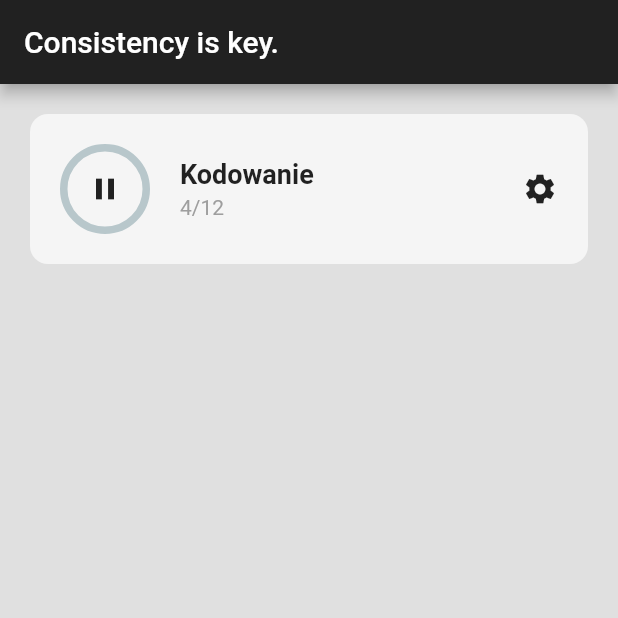
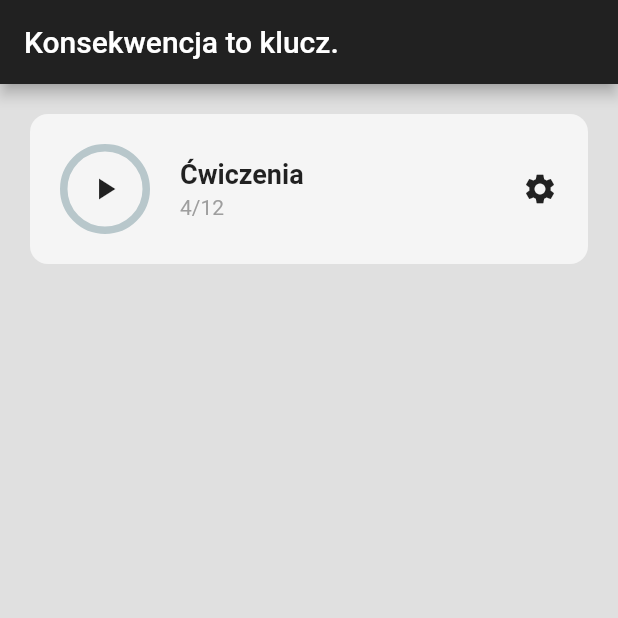
Before and after one commit to patrickkoszewski/habit_tracker_app, a Flutter app: the screen it shows after launch, on a phone screen of 412 x 824 dp, the top half of it. Run offline on Flutter 3.47's test engine with Material 2 defaults, Android fonts, the phone set to English and light mode, and no system bars; drawn by our look-alikes of percent_indicator.

Commit message:
Add habitList

```diff
--- a/lib/home_page.dart
+++ b/lib/home_page.dart
@@ -9,24 +9,32 @@ class HomePage extends StatefulWidget {
 }
 
 class _HomePageState extends State<HomePage> {
+  //overall habit summary
+  List habitList = [
+    // [habitName, habitStarted, timeSpent(sec), timeGoal(min)]
+    ['Ćwiczenia', false, 0, 30],
+    ['Medytacja', false, 0, 10],
+    ['Kodowanie', false, 0, 120],
+    ['Książka', false, 0, 60],
+  ];
   @override
   Widget build(BuildContext context) {
     return Scaffold(
       backgroundColor: Colors.grey[300],
       appBar: AppBar(
         backgroundColor: Colors.grey[900],
-        title: Text('Consistency is key.'),
+        title: const Text('Konsekwencja to klucz.'),
         centerTitle: false,
       ),
       body: Column(
         children: [
           HabitTile(
-            habitName: 'Kodowanie',
+            habitName: habitList[0][0],
             onTap: () {},
             settingsTapped: () {},
             timeSpent: 4,
             timeGoal: 12,
-            habitStarted: true,
+            habitStarted: habitList[0][1],
           ),
         ],
       ),
--- a/lib/main.dart
+++ b/lib/main.dart
@@ -10,7 +10,7 @@ class MyApp extends StatelessWidget {
 
   @override
   Widget build(BuildContext context) {
-    return MaterialApp(
+    return const MaterialApp(
       debugShowCheckedModeBanner: false,
       home: HomePage(),
     );
--- a/lib/util/habit_tile.dart
+++ b/lib/util/habit_tile.dart
@@ -1,6 +1,4 @@
 import 'package:flutter/material.dart';
-import 'dart:math';
-
 import 'package:percent_indicator/circular_percent_indicator.dart';
 
 class HabitTile extends StatelessWidget {
@@ -30,7 +28,7 @@ class HabitTile extends StatelessWidget {
         top: 20.0,
       ),
       child: Container(
-        padding: EdgeInsets.all(20),
+        padding: const EdgeInsets.all(20),
         decoration: BoxDecoration(
           color: Colors.grey[100],
           borderRadius: BorderRadius.circular(12),
@@ -67,7 +65,7 @@ class HabitTile extends StatelessWidget {
                     //habit name
                     Text(
                       habitName,
-                      style: TextStyle(
+                      style: const TextStyle(
                         fontWeight: FontWeight.bold,
                         fontSize: 18,
                       ),
@@ -79,7 +77,7 @@ class HabitTile extends StatelessWidget {
                     //progres
                     Text(
                       timeSpent.toString() + '/' + timeGoal.toString(),
-                      style: TextStyle(color: Colors.grey),
+                      style: const TextStyle(color: Colors.grey),
                     ),
                   ],
                 ),
@@ -87,7 +85,7 @@ class HabitTile extends StatelessWidget {
             ),
             GestureDetector(
               onTap: settingsTapped,
-              child: Icon(Icons.settings),
+              child: const Icon(Icons.settings),
             ),
           ],
         ),
```
